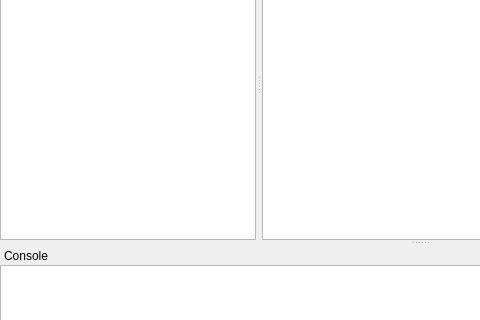
First picture: the form in src/GNS3/Ui/Form_MainWindow.ui, repository GNS3/gns3-legacy, before the edit; both pictures show x 0 to 480 and y 121 to 441 of the 840 by 600 pixel window.
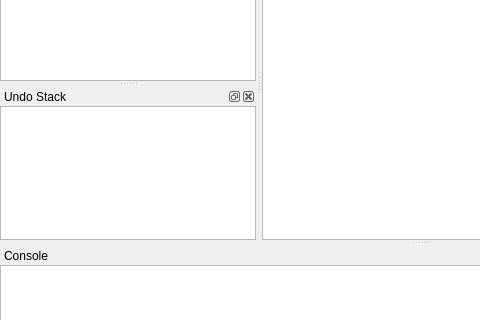
Second picture: the form after the edit. Icons and pictures are not drawn. Custom widgets are drawn as their Qt base class.

Commit message:
[*] Undo Framework, not fully finished
- After calcultating a IDLE PC, apply IDLE PC to all routers on the scene that have the same IOS (not just the selected router as before).
- Prevent to keep empty notes.
- Fixed bug: invalid file when creating a project without selectiong a .net file.
- Fixed bug when deleting a item that is over another one.
- Prevent to open an empty node configurator window.
- Better way to move notes.

Patch:
```diff
--- a/src/GNS3/Ui/Form_MainWindow.ui
+++ b/src/GNS3/Ui/Form_MainWindow.ui
@@ -294,6 +294,30 @@
    <addaction name="action_DrawRectangle"/>
    <addaction name="action_DrawEllipse"/>
   </widget>
+  <widget class="QDockWidget" name="dockWidget_UndoView">
+   <property name="enabled">
+    <bool>true</bool>
+   </property>
+   <property name="windowTitle">
+    <string>Undo Stack</string>
+   </property>
+   <attribute name="dockWidgetArea">
+    <number>1</number>
+   </attribute>
+   <widget class="QWidget" name="dockWidgetContents">
+    <layout class="QVBoxLayout" name="verticalLayout">
+     <property name="spacing">
+      <number>0</number>
+     </property>
+     <property name="margin">
+      <number>0</number>
+     </property>
+     <item>
+      <widget class="UndoView" name="UndoViewDock"/>
+     </item>
+    </layout>
+   </widget>
+  </widget>
   <action name="action_About">
    <property name="text">
     <string>&amp;About</string>
@@ -720,6 +744,11 @@
    <extends>QTextEdit</extends>
    <header>GNS3.Console.h</header>
   </customwidget>
+  <customwidget>
+   <class>UndoView</class>
+   <extends>QListView</extends>
+   <header>GNS3.UndoFramework</header>
+  </customwidget>
  </customwidgets>
  <resources>
   <include location="../../../../gns3-artwork/svg_resources.qrc"/>
```
Left out of the diff: 25 changed lines with no effect on the pictures. The commit also changes 56 other files.
